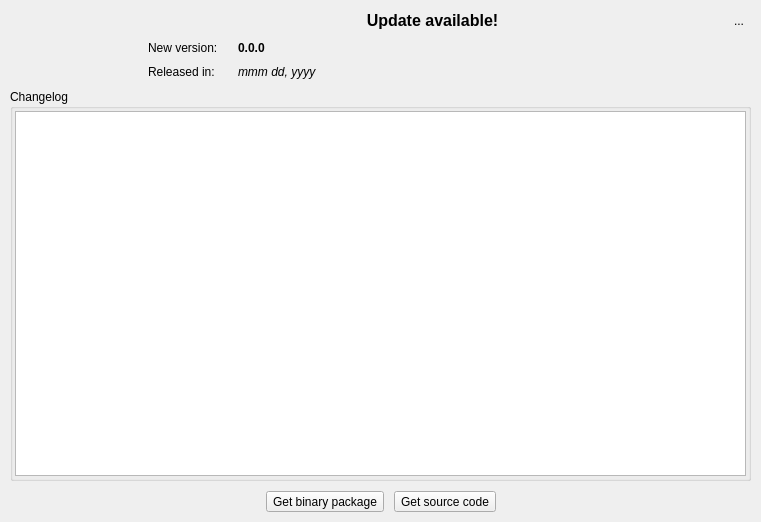
Old version of the form libs/libgui/ui/widgets/updatenotifierwidget.ui in the repository pgmodeler/pgmodeler.
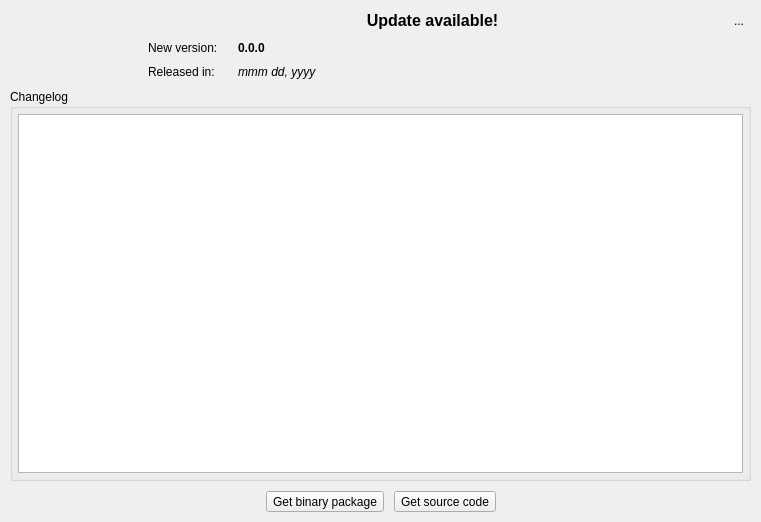
New version of the form. Icons and pictures are not drawn.

The edit to the form file:
```diff
--- a/libs/libgui/ui/widgets/updatenotifierwidget.ui
+++ b/libs/libgui/ui/widgets/updatenotifierwidget.ui
@@ -239,17 +239,20 @@
          <string>Changelog</string>
         </property>
         <layout class="QVBoxLayout" name="verticalLayout_2">
+         <property name="spacing">
+          <number>10</number>
+         </property>
          <property name="leftMargin">
-          <number>2</number>
+          <number>5</number>
          </property>
          <property name="topMargin">
-          <number>2</number>
+          <number>5</number>
          </property>
          <property name="rightMargin">
-          <number>2</number>
+          <number>5</number>
          </property>
          <property name="bottomMargin">
-          <number>2</number>
+          <number>5</number>
          </property>
          <item>
           <widget class="QTextBrowser" name="changelog_txt">
```
